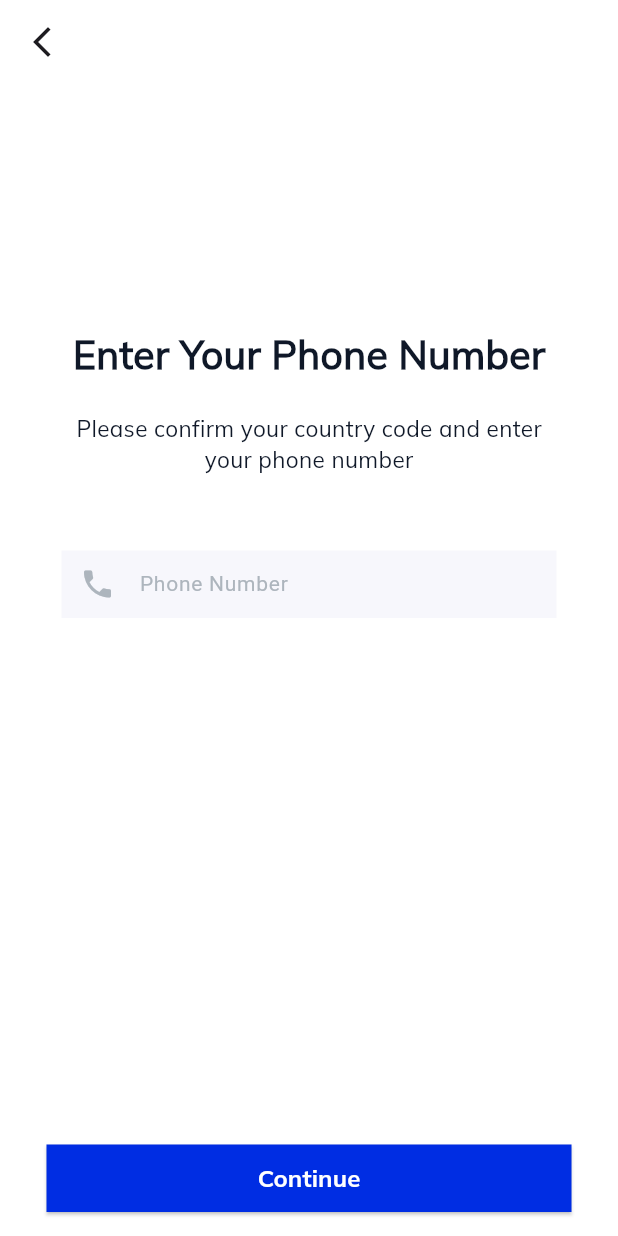
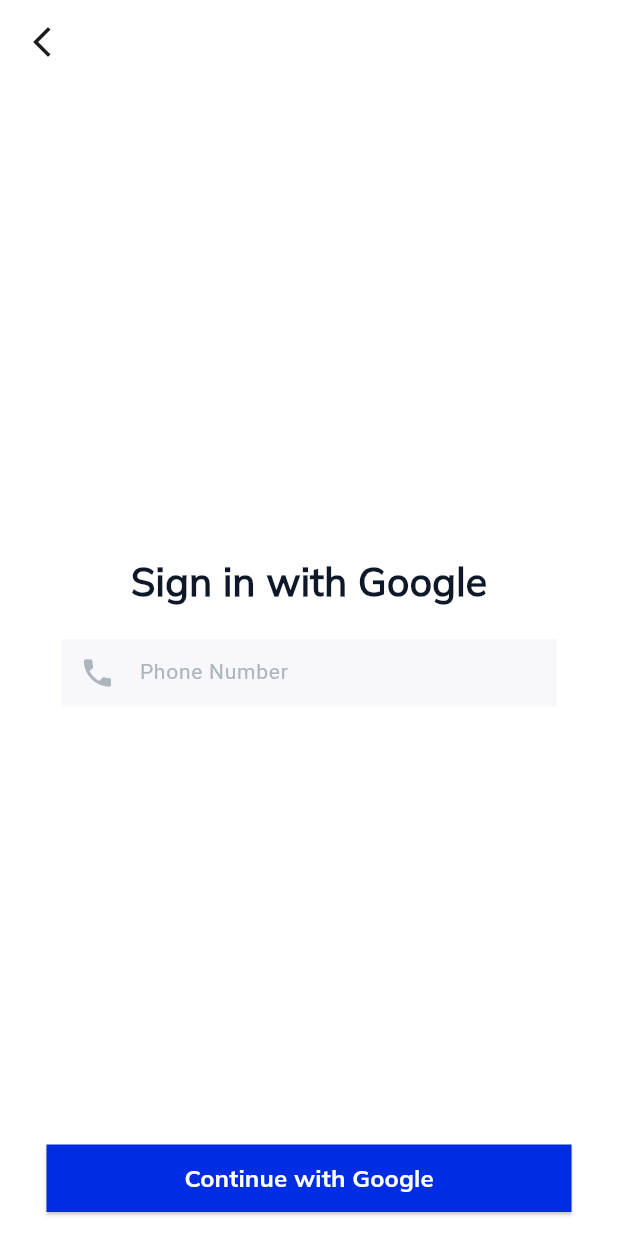
Before and after one commit to nithish25kumar/messenger-app, a Flutter app: the screen it shows after launch, after a tap on "StartMessaging", on a phone screen of 412 x 824 dp. Run offline on Flutter 3.47's test engine with Material 3 defaults, Android fonts, the phone set to English and light mode, and no system bars; our stand-ins replace cloud_firestore, firebase_auth, firebase_core, flutter_bloc, google_sign_in, pinput; accounts and stored records are empty.

Commit message:
google sigin updated in login screen

```diff
--- a/lib/main.dart
+++ b/lib/main.dart
@@ -1,3 +1,4 @@
+import 'package:firebase_core/firebase_core.dart';
 import 'package:flutter/material.dart';
 import 'package:flutter_bloc/flutter_bloc.dart';
 import 'package:messenger_app/domain/constants/appthemes.dart';
@@ -5,7 +6,9 @@
 import 'package:messenger_app/domain/constants/cubits/themestates.dart';
 import 'package:messenger_app/repositary/screens/onboard/onboardingscreen.dart';
 
-void main() {
+void main() async {
+  WidgetsFlutterBinding.ensureInitialized();
+  await Firebase.initializeApp();
   runApp(BlocProvider(create: (_) => Themecubit(), child: MyApp()));
 }
 
--- a/lib/repositary/screens/login/loginscreen.dart
+++ b/lib/repositary/screens/login/loginscreen.dart
@@ -1,73 +1,118 @@
+import 'package:cloud_firestore/cloud_firestore.dart';
+import 'package:firebase_auth/firebase_auth.dart';
 import 'package:flutter/material.dart';
-import 'package:messenger_app/repositary/screens/onboard/onboardingscreen.dart';
-import 'package:messenger_app/repositary/screens/otpscreen/otpscreen.dart';
+import 'package:google_sign_in/google_sign_in.dart';
+import 'package:messenger_app/repositary/screens/bottomnav/bottomNavscreen.dart';
+
 import 'package:messenger_app/repositary/screens/widgets/Uihelper.dart';
-
 import '../../../domain/constants/appcolors.dart';
 
-class Loginscreen extends StatelessWidget {
-  TextEditingController phoneController = TextEditingController();
+class Loginscreen extends StatefulWidget {
+  @override
+  State<Loginscreen> createState() => _LoginscreenState();
+}
+
+class _LoginscreenState extends State<Loginscreen> {
+  final TextEditingController phoneController = TextEditingController();
+  final FirebaseAuth _auth = FirebaseAuth.instance;
+  final FirebaseFirestore _firestore = FirebaseFirestore.instance;
+
+  bool isLoading = false;
+
+  Future<void> handleGoogleSignIn() async {
+    setState(() => isLoading = true);
+    try {
+      final GoogleSignInAccount? googleUser = await GoogleSignIn().signIn();
+      if (googleUser == null) {
+        setState(() => isLoading = false);
+        return;
+      }
+
+      final GoogleSignInAuthentication googleAuth =
+          await googleUser.authentication;
+
+      final AuthCredential credential = GoogleAuthProvider.credential(
+          accessToken: googleAuth.accessToken, idToken: googleAuth.idToken);
+
+      final UserCredential userCredential =
+          await _auth.signInWithCredential(credential);
+
+      final User? user = userCredential.user;
+      if (user == null) {
+        Uihelper.showSnackBar(context, "Google sign-in failed");
+        setState(() => isLoading = false);
+        return;
+      }
+
+      final phoneNumber = phoneController.text.trim();
+      if (phoneNumber.isEmpty) {
+        Uihelper.showSnackBar(context, "Please enter phone number");
+        setState(() => isLoading = false);
+        return;
+      }
+
+      await _firestore.collection("users").doc(user.uid).set({
+        "uid": user.uid,
+        "email": user.email,
+        "name": user.displayName,
+        "phone": phoneNumber,
+        "photoUrl": user.photoURL,
+        "createdAt": Timestamp.now(),
+      });
+
+      Navigator.pushReplacement(
+          context, MaterialPageRoute(builder: (_) => Bottomnavscreen()));
+    } catch (e) {
+      Uihelper.showSnackBar(context, "Error: ${e.toString()}");
+    }
+    setState(() => isLoading = false);
+  }
 
   @override
   Widget build(BuildContext context) {
+    final isDark = Theme.of(context).brightness == Brightness.dark;
+
     return Scaffold(
       appBar: AppBar(
-        backgroundColor: Theme.of(context).brightness == Brightness.dark
-            ? AppColors.scaffolddark
-            : AppColors.scaffoldlight,
+        backgroundColor:
+            isDark ? AppColors.scaffolddark : AppColors.scaffoldlight,
         elevation: 0,
         leading: IconButton(
-            onPressed: () {
-              Navigator.pushReplacement(context,
-                  MaterialPageRoute(builder: (_) => Onboardingscreen()));
-            },
-            icon: Icon(Icons.arrow_back_ios_new)),
+          icon: Icon(Icons.arrow_back_ios_new),
+          onPressed: () => Navigator.pop(context),
+        ),
       ),
       body: Padding(
-        padding: const EdgeInsets.only(
-          top: 100,
-        ),
+        padding: const EdgeInsets.symmetric(horizontal: 20, vertical: 60),
         child: Center(
           child: SingleChildScrollView(
             child: Column(
               children: [
                 Uihelper.CustomText(
-                    text: "Enter Your Phone Number",
+                    text: "Sign in with Google",
                     fontsize: 26,
                     fontweight: FontWeight.bold,
                     context: context),
-                SizedBox(
-                  height: 20,
+                SizedBox(height: 20),
+                Uihelper.CustomTextField(
+                  controller: phoneController,
+                  text: 'Phone Number',
+                  textinputtype: TextInputType.phone,
+                  context: context,
+                  icondata: Icons.phone,
                 ),
-                Uihelper.CustomText(
-                    text: "Please confirm your country code and enter",
-                    fontsize: 15,
-                    context: context),
-                Uihelper.CustomText(
-                    text: "your phone number", fontsize: 15, context: context),
-                SizedBox(
-                  height: 50,
-                ),
-                Uihelper.CustomTextField(
-                    controller: phoneController,
-                    text: 'Phone Number',
-                    textinputtype: TextInputType.number,
-                    context: context,
-                    icondata: Icons.phone),
-                SizedBox(
-                  height: 350,
-                ),
+                SizedBox(height: 40),
               ],
             ),
           ),
         ),
       ),
-      floatingActionButton: Uihelper.CustomButton(
-          buttonnname: "Continue",
-          callback: () {
-            Navigator.pushReplacement(
-                context, MaterialPageRoute(builder: (_) => Otpscreen()));
-          }),
+      floatingActionButton: isLoading
+          ? CircularProgressIndicator()
+          : Uihelper.CustomButton(
+              buttonnname: "Continue with Google",
+              callback: handleGoogleSignIn,
+            ),
       floatingActionButtonLocation: FloatingActionButtonLocation.centerFloat,
     );
   }
--- a/lib/repositary/screens/widgets/Uihelper.dart
+++ b/lib/repositary/screens/widgets/Uihelper.dart
@@ -70,6 +70,11 @@
       child: TextField(
         controller: controller,
         keyboardType: textinputtype,
+        style: TextStyle(
+          color: Theme.of(context).brightness == Brightness.dark
+              ? AppColors.textdarkmode
+              : AppColors.textlightmode,
+        ),
         decoration: InputDecoration(
           hintText: text,
           prefixIcon: Icon(
@@ -80,9 +85,20 @@
             color: Theme.of(context).brightness == Brightness.dark
                 ? AppColors.hintdarkmode
                 : AppColors.hintlightmode,
-                fontSize: 14),
-            border: InputBorder.none),
+            fontSize: 14,
+          ),
+          border: InputBorder.none,
+        ),
       ),
     );
   }
+
+  static void showSnackBar(BuildContext context, String message) {
+    final snackBar = SnackBar(
+      content: Text(message),
+      behavior: SnackBarBehavior.floating,
+      backgroundColor: Colors.redAccent,
+    );
+    ScaffoldMessenger.of(context).showSnackBar(snackBar);
   }
+}
--- a/pubspec.yaml
+++ b/pubspec.yaml
@@ -16,6 +16,7 @@
   firebase_core:
   firebase_auth:
   cloud_firestore:
+  google_sign_in:
 
 dev_dependencies:
   flutter_test:
```
Also changed, not shown: pubspec.lock, 4 other files. Lines whose indentation alone changed are shown as unchanged.
